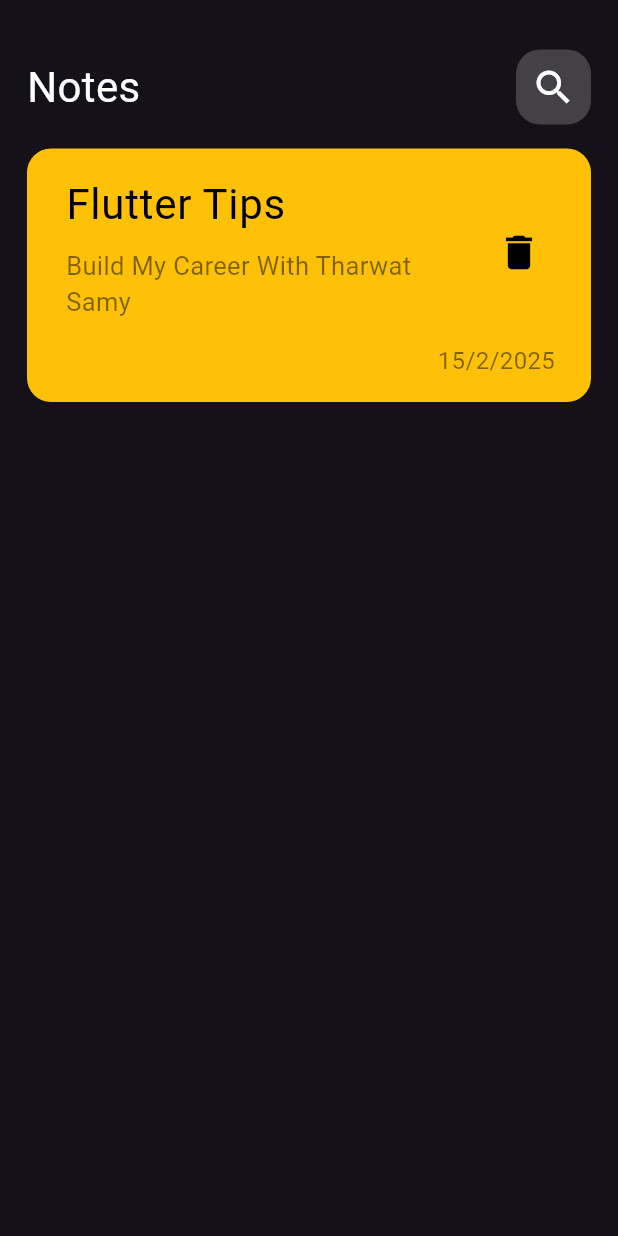
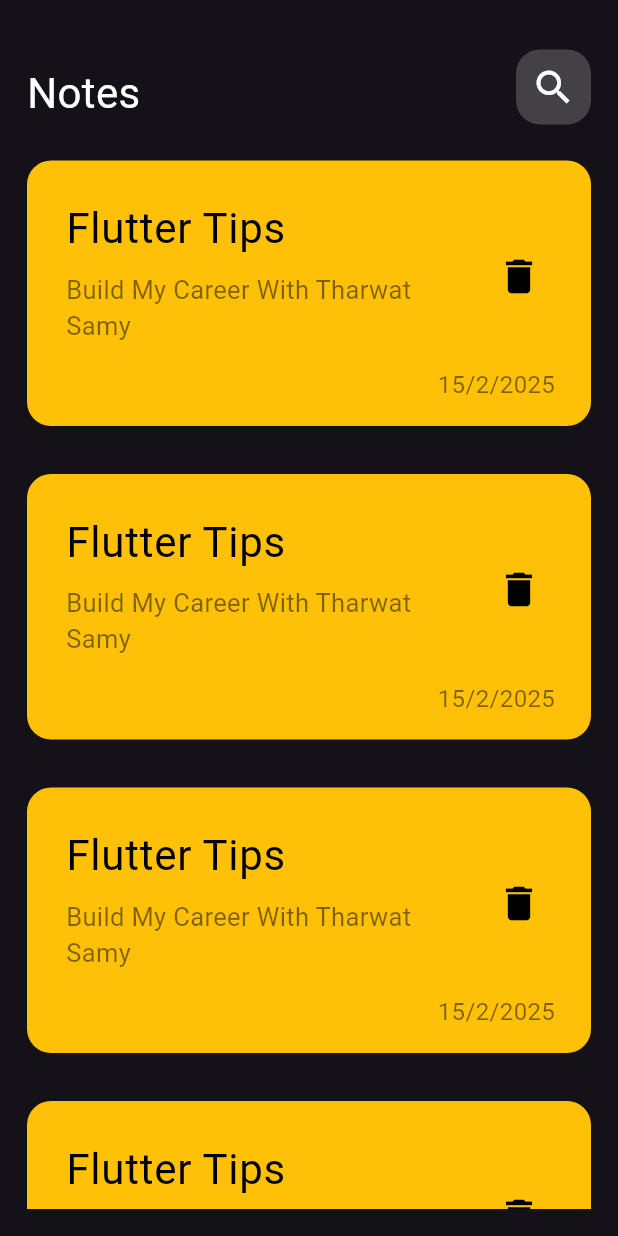
Before and after one commit to MrMeligy/NotaApp, a Flutter app: the screen it shows after launch, on a phone screen of 412 x 824 dp. Run offline on Flutter 3.47's test engine with Material 3 defaults, Android fonts, the phone set to English and light mode, and no system bars.

Commit message:
Notes List View

```diff
--- a/lib/views/widgets/custom_appbar.dart
+++ b/lib/views/widgets/custom_appbar.dart
@@ -10,7 +10,7 @@ class CustomAppBar extends StatelessWidget {
       mainAxisAlignment: MainAxisAlignment.spaceBetween,
       children: [
         Text("Notes", style: TextStyle(fontSize: 28, color: Colors.white)),
-        SearchIcon(),
+        Padding(padding: const EdgeInsets.only(bottom: 8), child: SearchIcon()),
       ],
     );
   }
--- a/lib/views/widgets/note_item.dart
+++ b/lib/views/widgets/note_item.dart
@@ -13,7 +13,7 @@ class NoteItem extends StatelessWidget {
           color: Colors.amber,
         ),
         child: Padding(
-          padding: const EdgeInsets.only(top: 8.0, left: 10),
+          padding: const EdgeInsets.only(top: 16.0, left: 10),
           child: Column(
             crossAxisAlignment: CrossAxisAlignment.end,
             children: [
--- /dev/null
+++ b/lib/views/widgets/notes_listview.dart
@@ -0,0 +1,15 @@
+import 'package:flutter/material.dart';
+import 'package:nota/views/widgets/note_item.dart';
+
+class NotesListView extends StatelessWidget {
+  const NotesListView({super.key});
+
+  @override
+  Widget build(BuildContext context) {
+    return ListView.builder(
+      itemBuilder: (context, index) {
+        return NoteItem();
+      },
+    );
+  }
+}
--- a/lib/views/widgets/notes_view_body.dart
+++ b/lib/views/widgets/notes_view_body.dart
@@ -1,6 +1,6 @@
 import 'package:flutter/material.dart';
 import 'package:nota/views/widgets/custom_appbar.dart';
-import 'package:nota/views/widgets/note_item.dart';
+import 'package:nota/views/widgets/notes_listview.dart';
 
 class NotesViewBody extends StatelessWidget {
   const NotesViewBody({super.key});
@@ -10,7 +10,11 @@ class NotesViewBody extends StatelessWidget {
     return Padding(
       padding: const EdgeInsets.all(18),
       child: Column(
-        children: [SizedBox(height: 15), CustomAppBar(), NoteItem()],
+        children: [
+          SizedBox(height: 15),
+          CustomAppBar(),
+          Expanded(child: NotesListView()),
+        ],
       ),
     );
   }
```
